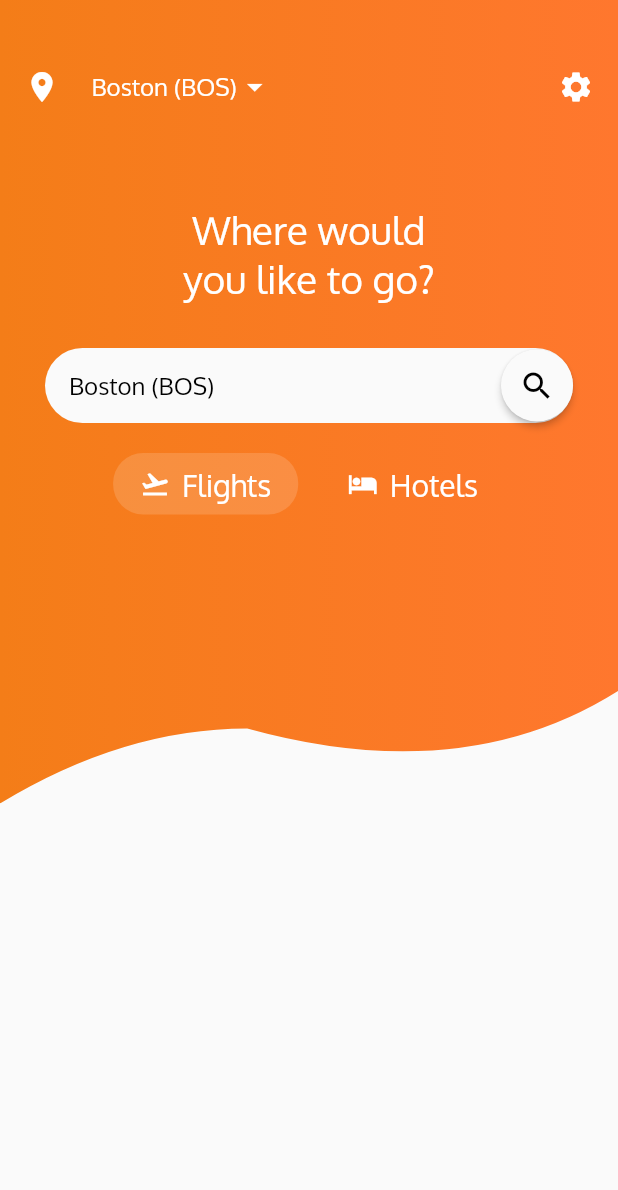
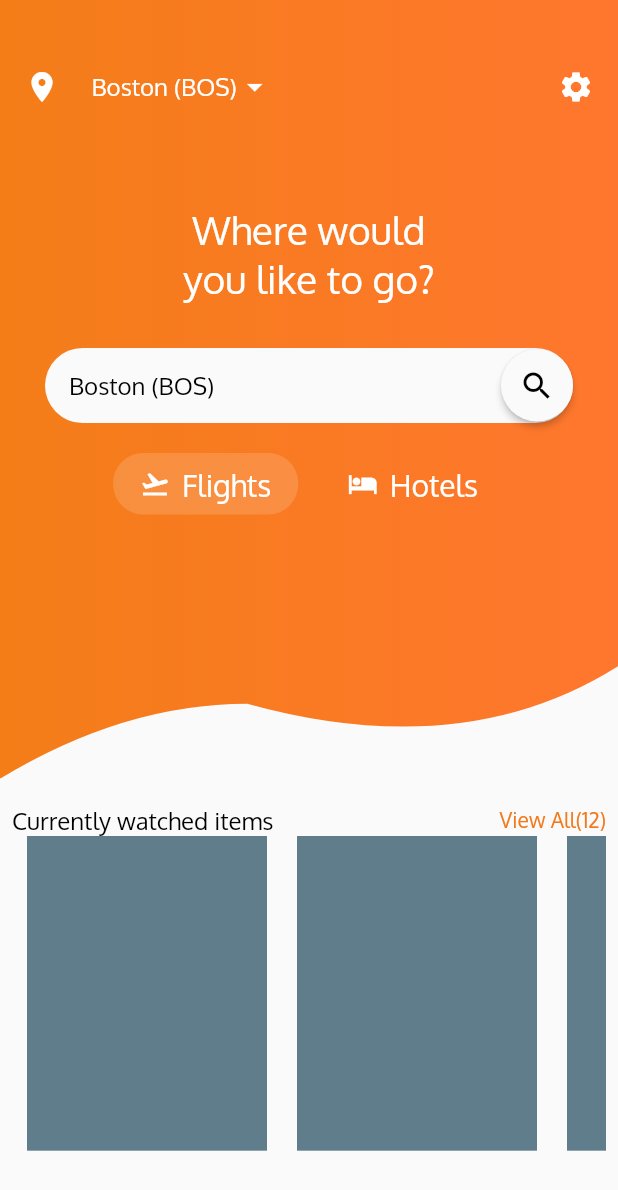
Before and after one commit to guptabhoomika/flightlist, a Flutter app: the screen it shows after launch, on a phone screen of 412 x 824 dp. Shown: the top 1190 px of the screen. Run offline on Flutter 3.47's test engine with Material 2 defaults, Android fonts, the phone set to English and light mode, and no system bars.

```diff
--- /dev/null
+++ b/lib/homebottom.dart
@@ -0,0 +1,45 @@
+import 'package:flightlist/colors.dart';
+import 'package:flutter/material.dart';
+class HomeBottom extends StatefulWidget {
+  @override
+  _HomeBottomState createState() => _HomeBottomState();
+}
+
+class _HomeBottomState extends State<HomeBottom> {
+  static const TextStyle dropDownMenuItemStyle =
+    TextStyle(color: Colors.black, fontSize: 16.0);
+  @override
+  Widget build(BuildContext context) {
+    return Container(
+      margin: EdgeInsets.fromLTRB(0, 10,0, 0),
+      padding: EdgeInsets.all(8),
+      child: Column(
+        children: <Widget>[
+          Row(
+
+            mainAxisAlignment: MainAxisAlignment.spaceAround,
+            children: <Widget>[
+
+              Text("Currently watched items",style: dropDownMenuItemStyle,),
+              Spacer(),
+              Text("View All(12)",style: TextStyle(fontSize: 14,color: appTheme.primaryColor),)
+            ],
+
+          ),
+          Container(
+            height: 210,
+            child: ListView(
+
+              scrollDirection: Axis.horizontal,
+              children: <Widget>[
+                Container(height: 210,width: 160,color: Colors.blueGrey,margin: EdgeInsets.symmetric(horizontal: 10),),
+                 Container(height: 210,width: 160,color: Colors.blueGrey,margin: EdgeInsets.symmetric(horizontal: 10)),
+                  Container(height: 210,width: 160,color: Colors.blueGrey,margin: EdgeInsets.symmetric(horizontal: 10))
+              ],
+            ),
+          )
+        ],
+      ),
+    );
+  }
+}
--- a/lib/hometop.dart
+++ b/lib/hometop.dart
@@ -24,7 +24,7 @@ static const TextStyle dropDownMenuItemStyle =
         ClipPath(
           clipper: CustomSClipper(),
           child: Container(
-            height: MediaQuery.of(context).size.height * 0.65 ,
+            height: MediaQuery.of(context).size.height * 0.63 ,
            decoration: BoxDecoration(
               gradient: LinearGradient(
                 colors: [
--- a/lib/main.dart
+++ b/lib/main.dart
@@ -1,3 +1,4 @@
+import 'package:flightlist/homebottom.dart';
 import 'package:flutter/material.dart';
 
 import 'colors.dart';
@@ -28,7 +29,8 @@ class MyHomePage extends StatelessWidget {
       body: SingleChildScrollView(
               child: Column(
           children: <Widget>[
-            HomeTop()
+            HomeTop(),
+            HomeBottom()
           ],
         ),
       ),
```
